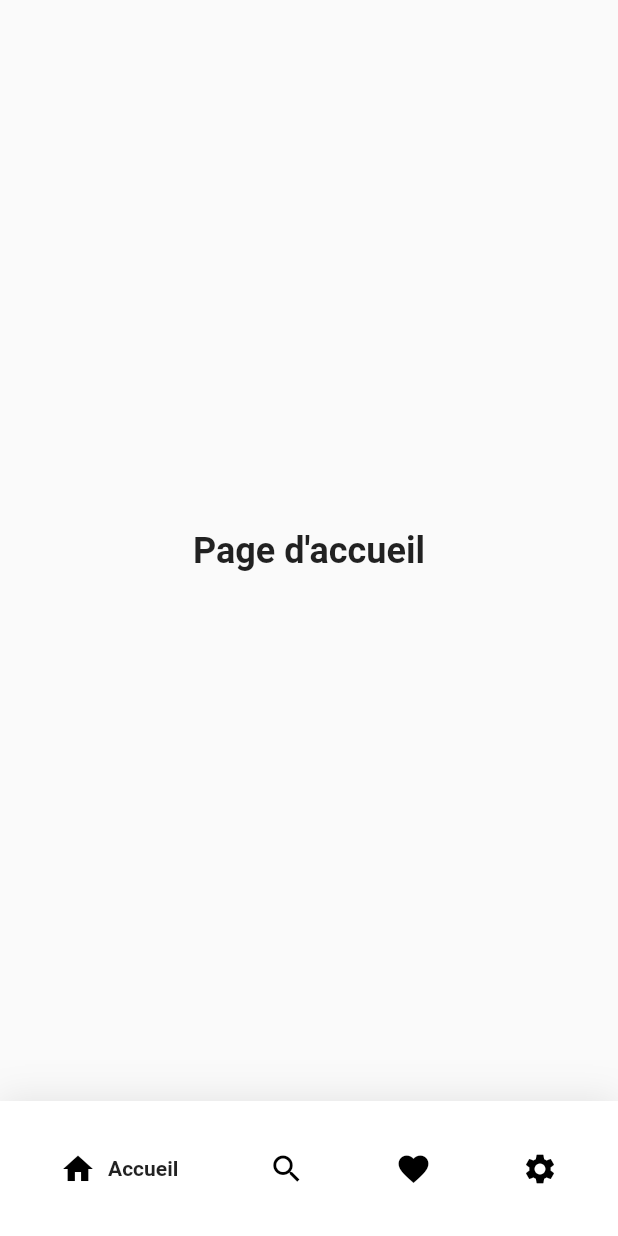
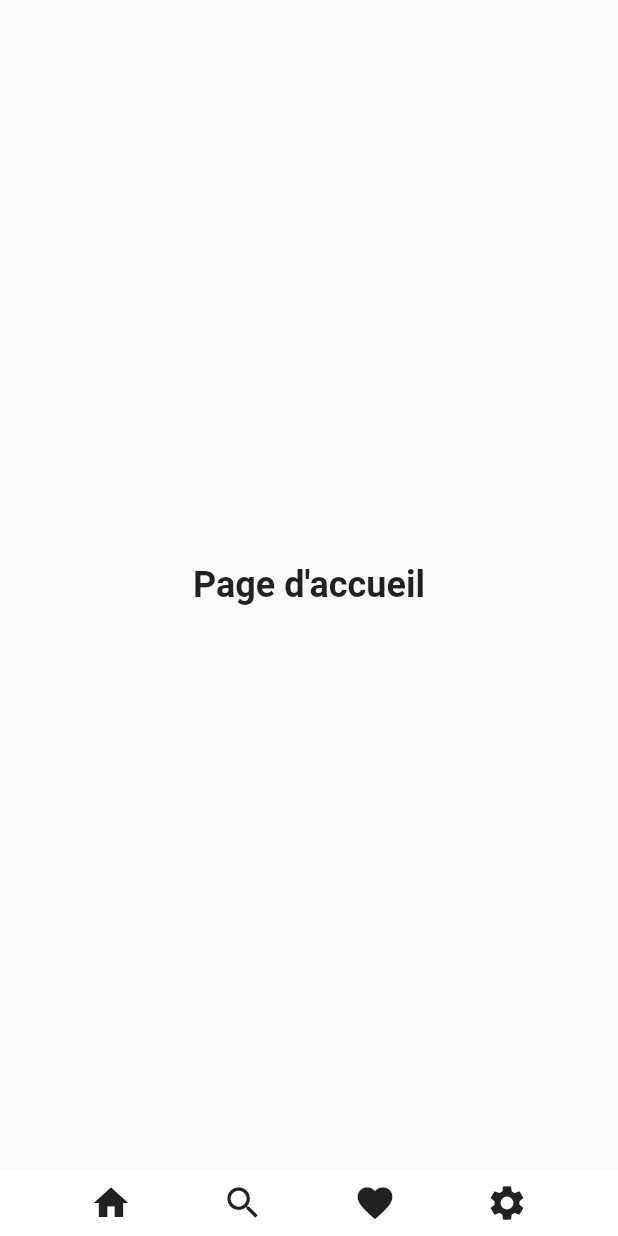
Before and after one commit to mat976/hermes_kids, a Flutter app: the HomePage screen opened by its route, on a phone screen of 412 x 824 dp. Run offline on Flutter 3.47's test engine with Material 2 defaults, Android fonts, the phone set to English and light mode, and no system bars; drawn by our look-alikes of google_nav_bar.

Commit message:
semi fix

```diff
--- a/lib/home_page.dart
+++ b/lib/home_page.dart
@@ -26,55 +26,102 @@ class _HomePageState extends State<HomePage> {
   Widget build(BuildContext context) {
     return Scaffold(
       appBar: null,
-      body: Center(
-        child: _pages[_selectedIndex],
+      body: IndexedStack(
+        index: _selectedIndex,
+        children: _pages,
       ),
-      bottomNavigationBar: Container(
+      bottomNavigationBar: LayoutBuilder(
+        builder: (context, constraints) {
+          final width = constraints.maxWidth;
+          final bool isSmallScreen = width < 360;
+          final bool showText = width >= 480;
+          final double fontSize = isSmallScreen ? 12.0 : 14.0;
+
+          return Material(
+            elevation: isSmallScreen ? 4.0 : 0.0,
+            child: Container(
               decoration: BoxDecoration(
                 color: Colors.white,
-          boxShadow: [
-            BoxShadow(
-              blurRadius: 20,
-              color: Colors.black.withOpacity(.1),
-            )
-          ],
               ),
               child: SafeArea(
-          child: Padding(
-            padding:
-                const EdgeInsets.symmetric(horizontal: 15.0, vertical: 8.0),
-            child: GNav(
-              selectedIndex: _selectedIndex,
-              onTabChange: (index) {
-                setState(() {
-                  _selectedIndex = index;
-                });
-              },
-              tabs: const [
-                GButton(
-                  icon: Icons.home,
-                  text: 'Accueil',
-                  gap: 8, // Augmente l'espace entre l'icône et le texte
+                child: Row(
+                  mainAxisAlignment: MainAxisAlignment.spaceEvenly,
+                  children: [
+                    _buildNavItem(
+                      Icons.home,
+                      'Accueil',
+                      isSmallScreen,
+                      showText,
+                      fontSize,
+                      0,
                     ),
-                GButton(
-                  icon: Icons.search,
-                  text: 'Recherche',
-                  gap: 8, // Augmente l'espace entre l'icône et le texte
+                    _buildNavItem(
+                      Icons.search,
+                      'Recherche',
+                      isSmallScreen,
+                      showText,
+                      fontSize,
+                      1,
                     ),
-                GButton(
-                  icon: Icons.favorite,
-                  text: 'Favoris',
-                  gap: 8, // Augmente l'espace entre l'icône et le texte
+                    _buildNavItem(
+                      Icons.favorite,
+                      'Favoris',
+                      isSmallScreen,
+                      showText,
+                      fontSize,
+                      2,
                     ),
-                GButton(
-                  icon: Icons.settings,
-                  text: 'Paramètres',
-                  gap: 8, // Augmente l'espace entre l'icône et le texte
+                    _buildNavItem(
+                      Icons.settings,
+                      'Paramètres',
+                      isSmallScreen,
+                      showText,
+                      fontSize,
+                      3,
                     ),
                   ],
                 ),
               ),
             ),
+          );
+        },
+      ),
+    );
+  }
+
+  Widget _buildNavItem(
+    IconData icon,
+    String label,
+    bool isSmallScreen,
+    bool showText,
+    double fontSize,
+    int index,
+  ) {
+    return InkWell(
+      onTap: () {
+        setState(() {
+          _selectedIndex = index;
+        });
+      },
+      child: Container(
+        padding: const EdgeInsets.symmetric(vertical: 8.0),
+        child: Column(
+          mainAxisSize: MainAxisSize.min,
+          children: [
+            Icon(
+              icon,
+              size: isSmallScreen ? 24.0 : 28.0,
+            ),
+            if (showText && !isSmallScreen)
+              FittedBox(
+                fit: BoxFit.scaleDown,
+                child: Text(
+                  label,
+                  style: TextStyle(fontSize: fontSize),
+                ),
+              ),
+          ],
+        ),
       ),
     );
   }
```
Lines whose indentation alone changed are shown as unchanged.
